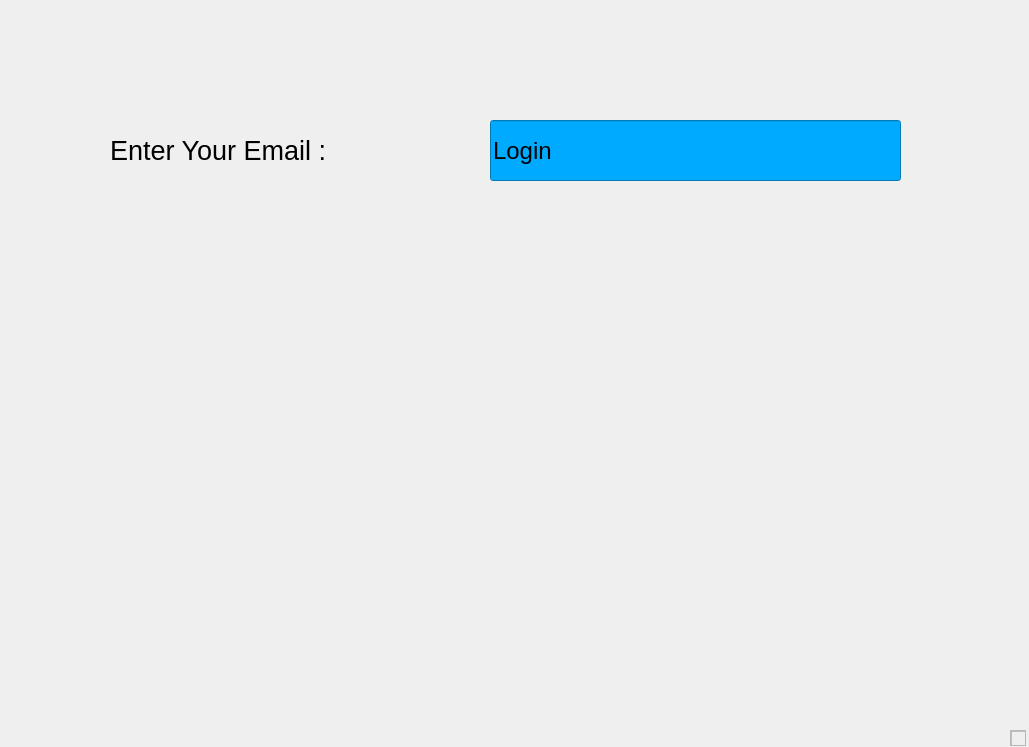
TheYoungOldtimer/ApProject1, file MainWindowApp/login.ui: the form before one commit.
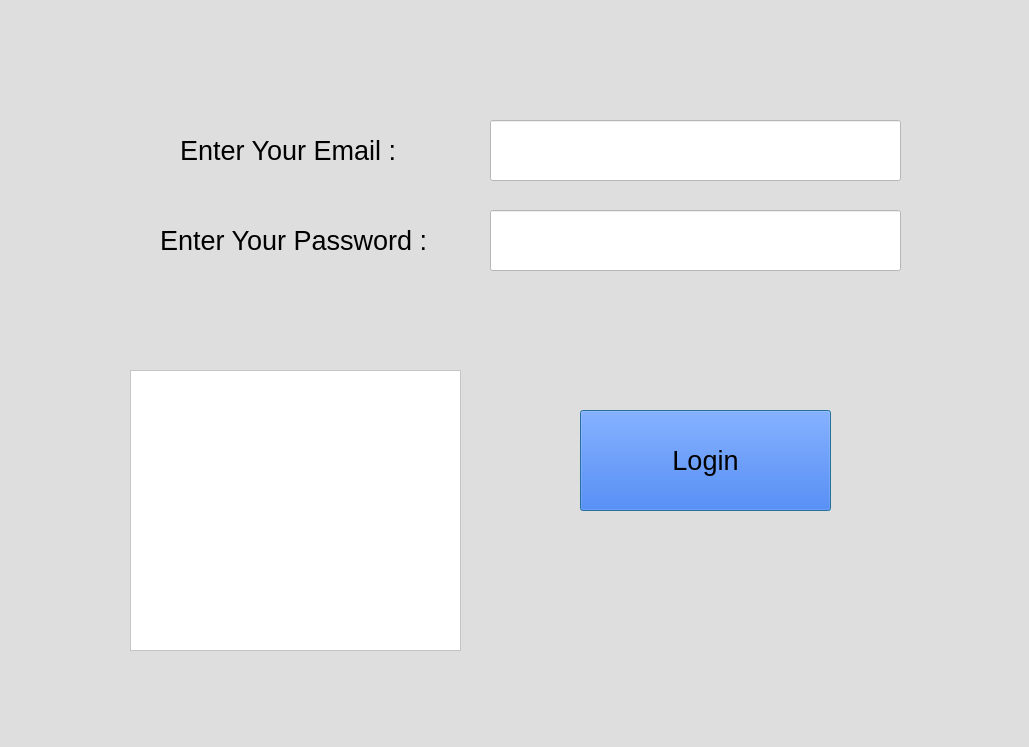
The form after the commit.

What changed in the file:
```diff
--- a/MainWindowApp/login.ui
+++ b/MainWindowApp/login.ui
@@ -13,10 +13,13 @@
   <property name="windowTitle">
    <string>Dialog</string>
   </property>
+  <property name="styleSheet">
+   <string notr="true">background-color: rgb(222, 222, 222);</string>
+  </property>
   <widget class="QLabel" name="label_2">
    <property name="geometry">
     <rect>
-     <x>110</x>
+     <x>180</x>
      <y>120</y>
      <width>241</width>
      <height>61</height>
@@ -27,6 +30,9 @@
      <pointsize>20</pointsize>
     </font>
    </property>
+   <property name="styleSheet">
+    <string notr="true">color: rgb(0, 0, 0);</string>
+   </property>
    <property name="text">
     <string>Enter Your Email :</string>
    </property>
@@ -45,11 +51,77 @@
      <pointsize>18</pointsize>
     </font>
    </property>
-   <property name="layoutDirection">
-    <enum>Qt::LeftToRight</enum>
+   <property name="styleSheet">
+    <string notr="true">background-color: rgb(255, 255, 255);</string>
    </property>
+   <property name="text">
+    <string/>
+   </property>
+  </widget>
+  <widget class="QLabel" name="label_3">
+   <property name="geometry">
+    <rect>
+     <x>160</x>
+     <y>210</y>
+     <width>271</width>
+     <height>61</height>
+    </rect>
+   </property>
+   <property name="font">
+    <font>
+     <pointsize>20</pointsize>
+    </font>
+   </property>
    <property name="styleSheet">
-    <string notr="true">background-color: rgb(0, 170, 255);
+    <string notr="true">color: rgb(0, 0, 0);</string>
+   </property>
+   <property name="text">
+    <string>Enter Your Password :</string>
+   </property>
+  </widget>
+  <widget class="QLineEdit" name="passEdit">
+   <property name="geometry">
+    <rect>
+     <x>490</x>
+     <y>210</y>
+     <width>411</width>
+     <height>61</height>
+    </rect>
+   </property>
+   <property name="font">
+    <font>
+     <pointsize>18</pointsize>
+    </font>
+   </property>
+   <property name="styleSheet">
+    <string notr="true">background-color: rgb(255, 255, 255);</string>
+   </property>
+   <property name="text">
+    <string/>
+   </property>
+   <property name="echoMode">
+    <enum>QLineEdit::Password</enum>
+   </property>
+  </widget>
+  <widget class="QPushButton" name="pushButton">
+   <property name="geometry">
+    <rect>
+     <x>580</x>
+     <y>410</y>
+     <width>251</width>
+     <height>101</height>
+    </rect>
+   </property>
+   <property name="font">
+    <font>
+     <pointsize>20</pointsize>
+    </font>
+   </property>
+   <property name="cursor">
+    <cursorShape>PointingHandCursor</cursorShape>
+   </property>
+   <property name="styleSheet">
+    <string notr="true">background-color: rgb(0, 85, 255);
 color: rgb(0, 0, 0);</string>
    </property>
    <property name="text">
@@ -59,14 +131,14 @@
   <widget class="QTextEdit" name="ted">
    <property name="geometry">
     <rect>
-     <x>1010</x>
-     <y>730</y>
-     <width>16</width>
-     <height>16</height>
+     <x>130</x>
+     <y>370</y>
+     <width>331</width>
+     <height>281</height>
     </rect>
    </property>
    <property name="styleSheet">
-    <string notr="true"/>
+    <string notr="true">background-color: rgb(255, 255, 255);</string>
    </property>
   </widget>
   <widget class="QLabel" name="membernotFound">
@@ -81,18 +153,14 @@
    <property name="font">
     <font>
      <pointsize>12</pointsize>
-     <bold>true</bold>
     </font>
    </property>
    <property name="styleSheet">
-    <string notr="true">color: rgb(255, 0, 0);</string>
+    <string notr="true">color: rgb(0, 0, 0);</string>
    </property>
    <property name="text">
     <string/>
    </property>
-   <property name="alignment">
-    <set>Qt::AlignCenter</set>
-   </property>
   </widget>
   <widget class="QLabel" name="wrongpass">
    <property name="geometry">
@@ -108,6 +176,9 @@
      <pointsize>12</pointsize>
     </font>
    </property>
+   <property name="styleSheet">
+    <string notr="true">color: rgb(255, 0, 0);</string>
+   </property>
    <property name="text">
     <string/>
    </property>
@@ -115,8 +186,8 @@
   <widget class="QLabel" name="timeout">
    <property name="geometry">
     <rect>
-     <x>560</x>
-     <y>510</y>
+     <x>580</x>
+     <y>520</y>
      <width>251</width>
      <height>51</height>
     </rect>
@@ -126,6 +197,9 @@
      <pointsize>12</pointsize>
     </font>
    </property>
+   <property name="styleSheet">
+    <string notr="true">color: rgb(0, 85, 255);</string>
+   </property>
    <property name="text">
     <string/>
    </property>
```
Left out of the diff: 3 changed lines with no effect on the pictures.
